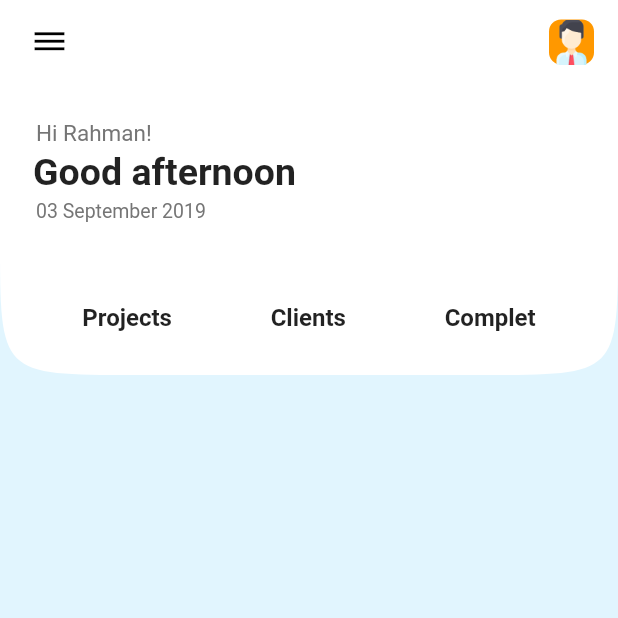
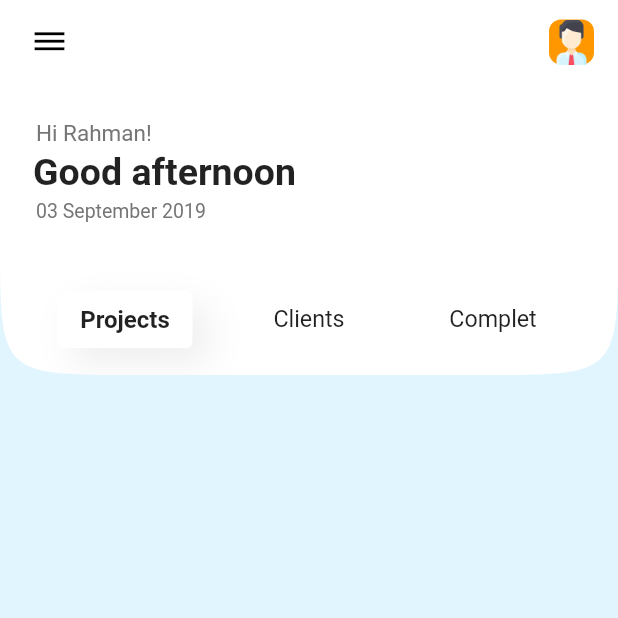
Before and after one commit to Ajay19990/management_app_ui, a Flutter app: the screen it shows after launch, on a phone screen of 412 x 824 dp, the top half of it. Run offline on Flutter 3.47's test engine with Material 2 defaults, Android fonts, the phone set to English and light mode, and no system bars.

Commit message:
Made selectable row

```diff
--- a/lib/screens/home_screen.dart
+++ b/lib/screens/home_screen.dart
@@ -1,8 +1,16 @@
 import 'package:flutter/material.dart';
+import 'package:management_app_ui/utilities/constants.dart';
 import 'package:management_app_ui/widgets/custom_app_bar.dart';
 import 'package:management_app_ui/widgets/custom_tab_bar.dart';
 
-class HomeScreen extends StatelessWidget {
+class HomeScreen extends StatefulWidget {
+  @override
+  _HomeScreenState createState() => _HomeScreenState();
+}
+
+class _HomeScreenState extends State<HomeScreen> {
+  int _selectedIndex = 0;
+
   @override
   Widget build(BuildContext context) {
     return Container(
@@ -65,8 +73,23 @@ class HomeScreen extends StatelessWidget {
                             ),
                           ),
                         ),
-                        SizedBox(height: 54),
-                        CustomTabBar(),
+                        SizedBox(height: 46),
+                        Row(
+                          mainAxisAlignment: MainAxisAlignment.spaceAround,
+                          children: tabs.asMap().entries.map((MapEntry map) {
+                            print('selected index: ' + '$_selectedIndex');
+                            print('map.key: ' + '${map.key}');
+                            return CustomTab(
+                              index: map.key,
+                              selectedIndex: _selectedIndex,
+                              onTap: () {
+                                setState(() {
+                                  _selectedIndex = map.key;
+                                });
+                              },
+                            );
+                          }).toList(),
+                        )
                       ],
                     ),
                   ),
--- /dev/null
+++ b/lib/utilities/constants.dart
@@ -0,0 +1 @@
+import 'package:flutter/material.dart';
--- a/lib/widgets/custom_tab_bar.dart
+++ b/lib/widgets/custom_tab_bar.dart
@@ -1,33 +1,46 @@
 import 'package:flutter/material.dart';
 
-class CustomTabBar extends StatelessWidget {
+const tabs = [
+  'Projects',
+  'Clients',
+  'Complet',
+];
+
+class CustomTab extends StatelessWidget {
+  final int index;
+  final int selectedIndex;
+  final Function onTap;
+
+  CustomTab({this.index, this.selectedIndex, this.onTap});
+
   @override
   Widget build(BuildContext context) {
-    return Row(
-      mainAxisAlignment: MainAxisAlignment.spaceAround,
-      children: [
-        Text(
-          'Projects',
+    return GestureDetector(
+      onTap: onTap,
+      child: Container(
+        alignment: Alignment.center,
+        height: 38,
+        width: 90,
+        decoration: BoxDecoration(
+            color: Colors.white,
+            borderRadius: BorderRadius.circular(4),
+            boxShadow: selectedIndex == index
+                ? [
+                    BoxShadow(
+                      offset: Offset(10, 10),
+                      color: Colors.grey[200],
+                      blurRadius: 20,
+                    ),
+                  ]
+                : []),
+        child: Text(
+          tabs[index],
           style: TextStyle(
-            fontWeight: FontWeight.w600,
-            fontSize: 16,
+            fontWeight: selectedIndex == index ? FontWeight.bold : FontWeight.normal,
+            fontSize: selectedIndex == index ? 16 : 15.5,
           ),
         ),
-        Text(
-          'Clients',
-          style: TextStyle(
-            fontWeight: FontWeight.w600,
-            fontSize: 16,
-          ),
-        ),
-        Text(
-          'Complet',
-          style: TextStyle(
-            fontWeight: FontWeight.w600,
-            fontSize: 16,
-          ),
-        ),
-      ],
+      ),
     );
   }
 }
```
